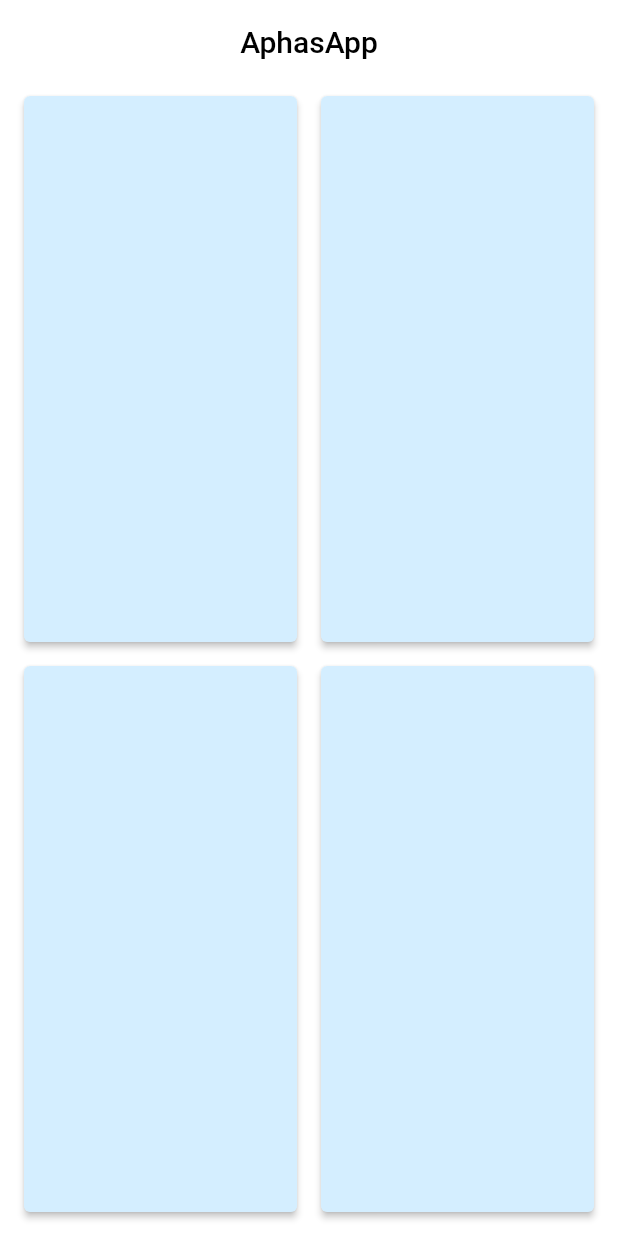
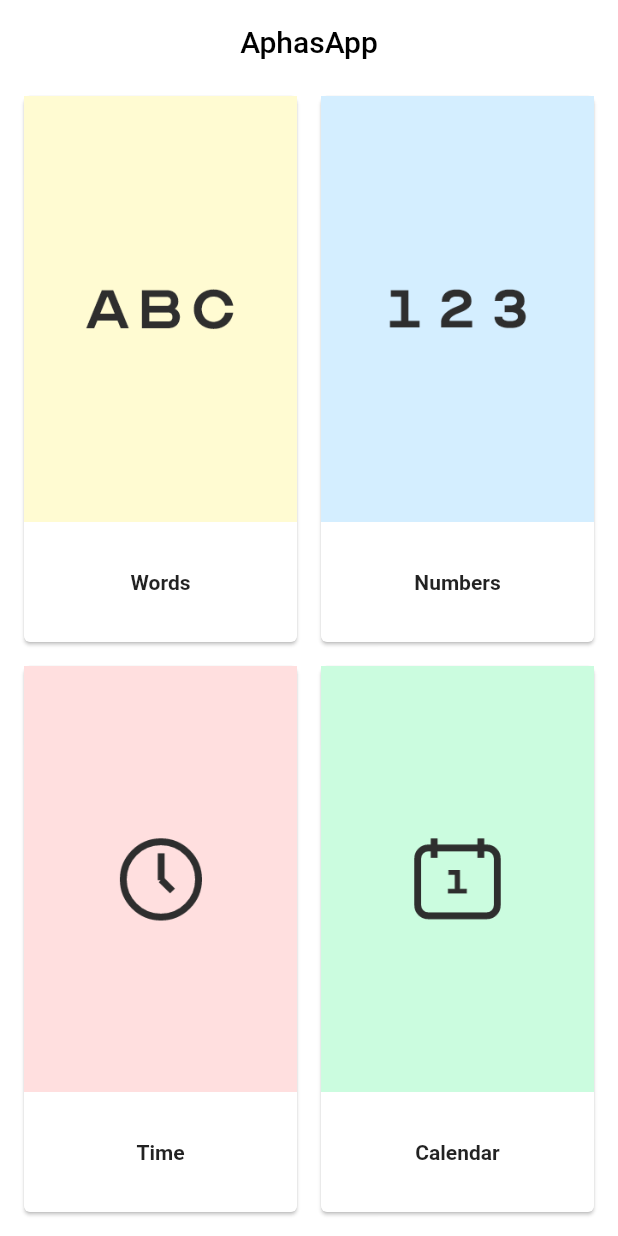
Before and after one commit to Agraphie/AphasApp, a Flutter app: the screen it shows after launch, on a phone screen of 412 x 824 dp. Run offline on Flutter 3.47's test engine with Material 2 defaults, Android fonts, the phone set to English and light mode, and no system bars.

Commit message:
Final start page

```diff
--- a/lib/card.dart
+++ b/lib/card.dart
@@ -1,13 +1,40 @@
 import 'package:flutter/material.dart';
 
 class MainCard extends StatelessWidget {
+  final Color color;
+  final String text;
+  final String imagePath;
+
+  MainCard({this.color, this.text, this.imagePath}) : super();
+
   @override
-  Widget build(BuildContext context) => Expanded(
-        child: Card(
-          color: Color.fromARGB(255, 212, 238, 255),
-          margin: EdgeInsets.all(8.0),
-          elevation: 2.0,
-          child: Column(),
+  Widget build(BuildContext context) {
+    return Expanded(
+      child: Card(
+        margin: EdgeInsets.all(8.0),
+        elevation: 1.0,
+        child: Column(
+          mainAxisAlignment: MainAxisAlignment.start,
+          children: <Widget>[
+            Expanded(
+              child: Container(
+                color: color,
+                child: Image.asset(imagePath),
+              ),
+            ),
+            Padding(
+              padding: const EdgeInsets.all(32.0),
+              child: Text(
+                text,
+                style: Theme.of(context)
+                    .textTheme
+                    .body1
+                    .copyWith(fontWeight: FontWeight.bold),
+              ),
+            ),
+          ],
         ),
-      );
+      ),
+    );
+  }
 }
--- a/lib/main.dart
+++ b/lib/main.dart
@@ -58,8 +58,16 @@ class FirstScreen extends StatelessWidget {
             mainAxisAlignment: MainAxisAlignment.spaceEvenly,
             crossAxisAlignment: CrossAxisAlignment.stretch,
             children: <Widget>[
-              MainCard(),
-              MainCard(),
+              MainCard(
+                color: Color.fromRGBO(255, 251, 210, 1.0),
+                text: 'Words',
+                imagePath: 'images/Group7.png',
+              ),
+              MainCard(
+                color: Color.fromRGBO(212, 238, 255, 1.0),
+                text: 'Numbers',
+                imagePath: 'images/Group8.png',
+              ),
             ],
           )),
           Expanded(
@@ -68,8 +76,16 @@ class FirstScreen extends StatelessWidget {
             mainAxisAlignment: MainAxisAlignment.spaceEvenly,
             crossAxisAlignment: CrossAxisAlignment.stretch,
             children: <Widget>[
-              MainCard(),
-              MainCard(),
+              MainCard(
+                color: Color.fromRGBO(255, 223, 223, 1.0),
+                text: 'Time',
+                imagePath: 'images/Group5.png',
+              ),
+              MainCard(
+                color: Color.fromRGBO(203, 252, 223, 1.0),
+                text: 'Calendar',
+                imagePath: 'images/Group6.png',
+              ),
             ],
           )),
         ],
```
Also changed, not shown: pubspec.yaml (+6 -17 lines), images/Group5.png (added), images/Group6.png (added), images/Group7.png (added), images/Group8.png (added).
